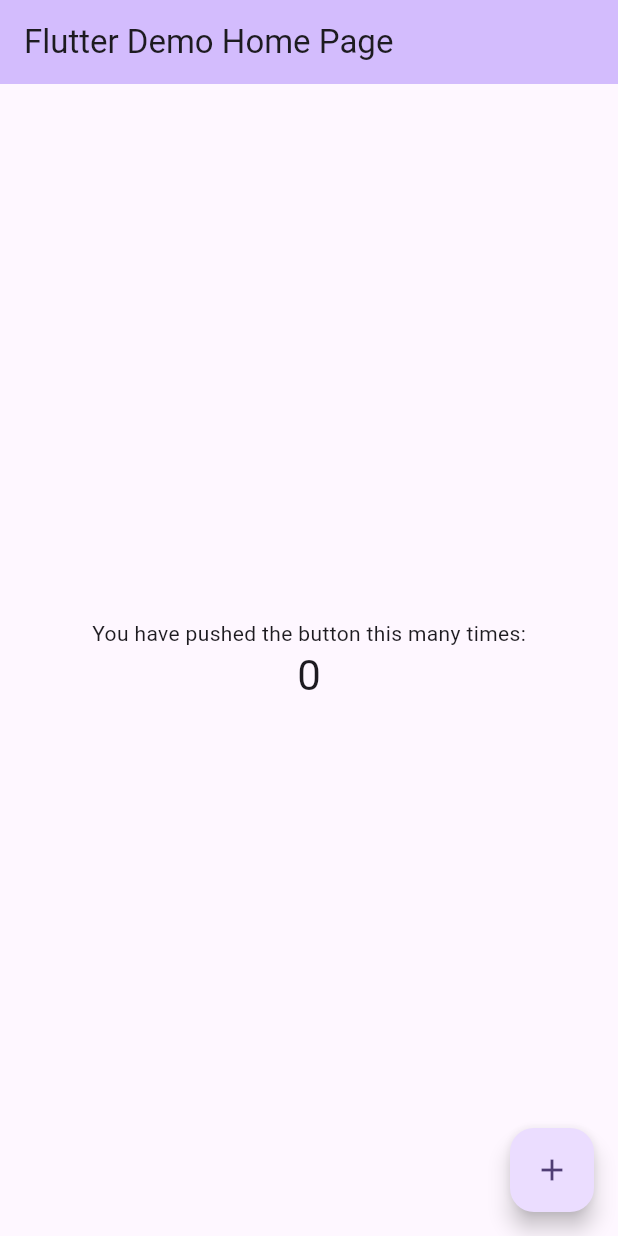
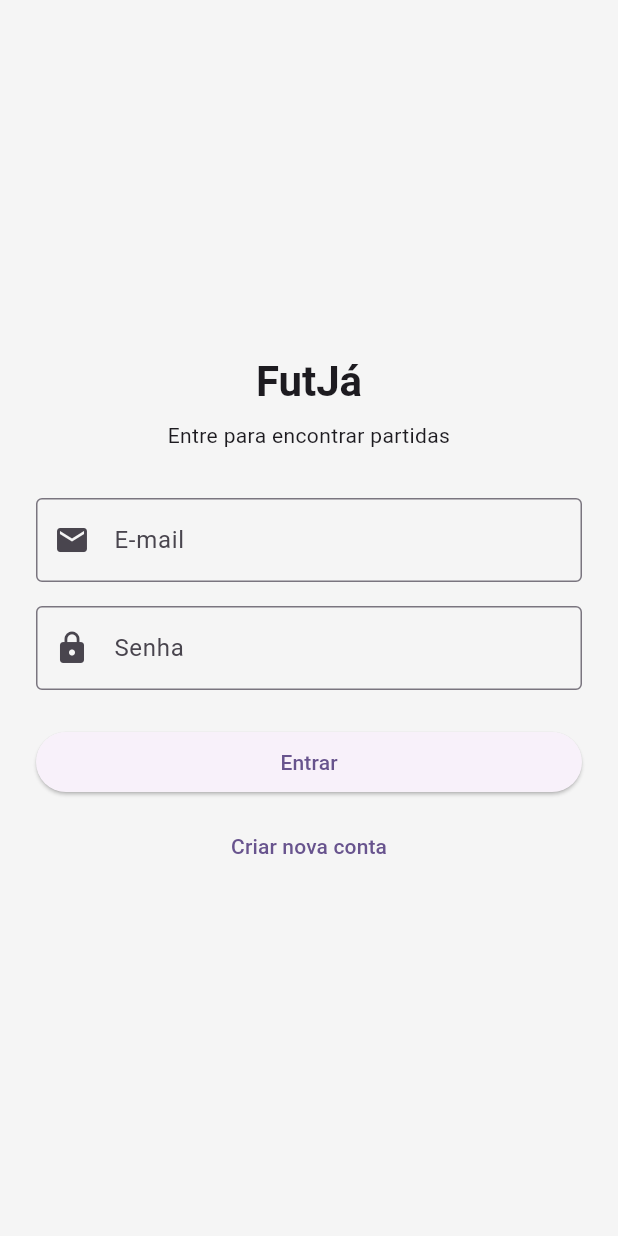
Before and after one commit to Kvcss/futja, a Flutter app: the screen it shows after launch, on a phone screen of 412 x 824 dp. Run offline on Flutter 3.47's test engine with Material 3 defaults, Android fonts, the phone set to English and light mode, and no system bars; our stand-ins replace firebase_auth, firebase_core; accounts and stored records are empty.

Commit message:
feat: initinal commit

```diff
--- /dev/null
+++ b/lib/app.dart
@@ -0,0 +1,42 @@
+import 'package:flutter/material.dart';
+import 'package:provider/provider.dart';
+
+import 'core/app_theme.dart';
+import 'viewmodels/auth_view_model.dart';
+import 'views/login_page.dart';
+import 'views/home_page.dart';
+
+class MyApp extends StatelessWidget {
+  const MyApp({super.key});
+
+  @override
+  Widget build(BuildContext context) {
+    return MaterialApp(
+      title: 'FutJá',
+      debugShowCheckedModeBanner: false,
+      theme: AppTheme.light,
+      home: const _AuthGate(),
+    );
+  }
+}
+
+class _AuthGate extends StatelessWidget {
+  const _AuthGate();
+
+  @override
+  Widget build(BuildContext context) {
+    final authViewModel = context.watch<AuthViewModel>();
+
+    if (authViewModel.isLoading) {
+      return const Scaffold(
+        body: Center(child: CircularProgressIndicator()),
+      );
+    }
+
+    if (authViewModel.user == null) {
+      return const LoginPage();
+    } else {
+      return const HomePage();
+    }
+  }
+}
--- /dev/null
+++ b/lib/core/app_theme.dart
@@ -0,0 +1,14 @@
+import 'package:flutter/material.dart';
+
+class AppTheme {
+  AppTheme._();
+
+  static ThemeData get light => ThemeData(
+    useMaterial3: true,
+    colorScheme: ColorScheme.fromSeed(seedColor: Colors.deepPurple),
+    scaffoldBackgroundColor: Colors.grey[100],
+    inputDecorationTheme: const InputDecorationTheme(
+      border: OutlineInputBorder(),
+    ),
+  );
+}
--- a/lib/main.dart
+++ b/lib/main.dart
@@ -1,122 +1,28 @@
 import 'package:flutter/material.dart';
+import 'package:firebase_core/firebase_core.dart';
+import 'package:provider/provider.dart';
 
-void main() {
-  runApp(const MyApp());
-}
+import 'app.dart';
+import 'services/auth_service.dart';
+import 'viewmodels/auth_view_model.dart';
 
-class MyApp extends StatelessWidget {
-  const MyApp({super.key});
+Future<void> main() async {
+  WidgetsFlutterBinding.ensureInitialized();
+  await Firebase.initializeApp();
 
-  // This widget is the root of your application.
-  @override
-  Widget build(BuildContext context) {
-    return MaterialApp(
-      title: 'Flutter Demo',
-      theme: ThemeData(
-        // This is the theme of your application.
-        //
-        // TRY THIS: Try running your application with "flutter run". You'll see
-        // the application has a purple toolbar. Then, without quitting the app,
-        // try changing the seedColor in the colorScheme below to Colors.green
-        // and then invoke "hot reload" (save your changes or press the "hot
-        // reload" button in a Flutter-supported IDE, or press "r" if you used
-        // the command line to start the app).
-        //
-        // Notice that the counter didn't reset back to zero; the application
-        // state is not lost during the reload. To reset the state, use hot
-        // restart instead.
-        //
-        // This works for code too, not just values: Most code changes can be
-        // tested with just a hot reload.
-        colorScheme: .fromSeed(seedColor: Colors.deepPurple),
+  runApp(
+    MultiProvider(
+      providers: [
+        Provider<AuthService>(
+          create: (_) => AuthService(),
         ),
-      home: const MyHomePage(title: 'Flutter Demo Home Page'),
-    );
-  }
-}
-
-class MyHomePage extends StatefulWidget {
-  const MyHomePage({super.key, required this.title});
-
-  // This widget is the home page of your application. It is stateful, meaning
-  // that it has a State object (defined below) that contains fields that affect
-  // how it looks.
-
-  // This class is the configuration for the state. It holds the values (in this
-  // case the title) provided by the parent (in this case the App widget) and
-  // used by the build method of the State. Fields in a Widget subclass are
-  // always marked "final".
-
-  final String title;
-
-  @override
-  State<MyHomePage> createState() => _MyHomePageState();
-}
-
-class _MyHomePageState extends State<MyHomePage> {
-  int _counter = 0;
-
-  void _incrementCounter() {
-    setState(() {
-      // This call to setState tells the Flutter framework that something has
-      // changed in this State, which causes it to rerun the build method below
-      // so that the display can reflect the updated values. If we changed
-      // _counter without calling setState(), then the build method would not be
-      // called again, and so nothing would appear to happen.
-      _counter++;
-    });
-  }
-
-  @override
-  Widget build(BuildContext context) {
-    // This method is rerun every time setState is called, for instance as done
-    // by the _incrementCounter method above.
-    //
-    // The Flutter framework has been optimized to make rerunning build methods
-    // fast, so that you can just rebuild anything that needs updating rather
-    // than having to individually change instances of widgets.
-    return Scaffold(
-      appBar: AppBar(
-        // TRY THIS: Try changing the color here to a specific color (to
-        // Colors.amber, perhaps?) and trigger a hot reload to see the AppBar
-        // change color while the other colors stay the same.
-        backgroundColor: Theme.of(context).colorScheme.inversePrimary,
-        // Here we take the value from the MyHomePage object that was created by
-        // the App.build method, and use it to set our appbar title.
-        title: Text(widget.title),
+        ChangeNotifierProvider<AuthViewModel>(
+          create: (context) => AuthViewModel(
+            authService: context.read<AuthService>(),
           ),
-      body: Center(
-        // Center is a layout widget. It takes a single child and positions it
-        // in the middle of the parent.
-        child: Column(
-          // Column is also a layout widget. It takes a list of children and
-          // arranges them vertically. By default, it sizes itself to fit its
-          // children horizontally, and tries to be as tall as its parent.
-          //
-          // Column has various properties to control how it sizes itself and
-          // how it positions its children. Here we use mainAxisAlignment to
-          // center the children vertically; the main axis here is the vertical
-          // axis because Columns are vertical (the cross axis would be
-          // horizontal).
-          //
-          // TRY THIS: Invoke "debug painting" (choose the "Toggle Debug Paint"
-          // action in the IDE, or press "p" in the console), to see the
-          // wireframe for each widget.
-          mainAxisAlignment: .center,
-          children: [
-            const Text('You have pushed the button this many times:'),
-            Text(
-              '$_counter',
-              style: Theme.of(context).textTheme.headlineMedium,
         ),
       ],
-        ),
-      ),
-      floatingActionButton: FloatingActionButton(
-        onPressed: _incrementCounter,
-        tooltip: 'Increment',
-        child: const Icon(Icons.add),
+      child: const MyApp(),
     ),
   );
 }
-}
--- /dev/null
+++ b/lib/models/app_user.dart
@@ -0,0 +1,9 @@
+class AppUser {
+  final String uid;
+  final String? email;
+
+  AppUser({
+    required this.uid,
+    this.email,
+  });
+}
--- /dev/null
+++ b/lib/views/login_page.dart
@@ -0,0 +1,150 @@
+import 'package:flutter/material.dart';
+import 'package:provider/provider.dart';
+
+import '../viewmodels/auth_view_model.dart';
+
+class LoginPage extends StatefulWidget {
+  const LoginPage({super.key});
+
+  @override
+  State<LoginPage> createState() => _LoginPageState();
+}
+
+class _LoginPageState extends State<LoginPage> {
+  final _formKey = GlobalKey<FormState>();
+  final _emailController = TextEditingController();
+  final _passwordController = TextEditingController();
+  bool _isRegisterMode = false;
+
+  @override
+  void dispose() {
+    _emailController.dispose();
+    _passwordController.dispose();
+    super.dispose();
+  }
+
+  Future<void> _submit() async {
+    if (!(_formKey.currentState?.validate() ?? false)) return;
+
+    final authViewModel = context.read<AuthViewModel>();
+
+    final email = _emailController.text.trim();
+    final password = _passwordController.text.trim();
+
+    if (_isRegisterMode) {
+      await authViewModel.register(email, password);
+    } else {
+      await authViewModel.signIn(email, password);
+    }
+  }
+
+  @override
+  Widget build(BuildContext context) {
+    final authViewModel = context.watch<AuthViewModel>();
+
+    return Scaffold(
+      body: Center(
+        child: SingleChildScrollView(
+          padding: const EdgeInsets.all(24),
+          child: ConstrainedBox(
+            constraints: const BoxConstraints(maxWidth: 400),
+            child: Form(
+              key: _formKey,
+              child: Column(
+                mainAxisSize: MainAxisSize.min,
+                children: [
+                  Text(
+                    'FutJá',
+                    style: Theme.of(context).textTheme.headlineMedium?.copyWith(
+                      fontWeight: FontWeight.bold,
+                    ),
+                  ),
+                  const SizedBox(height: 8),
+                  Text(
+                    _isRegisterMode
+                        ? 'Crie sua conta para jogar'
+                        : 'Entre para encontrar partidas',
+                    textAlign: TextAlign.center,
+                  ),
+                  const SizedBox(height: 32),
+                  TextFormField(
+                    controller: _emailController,
+                    decoration: const InputDecoration(
+                      labelText: 'E-mail',
+                      prefixIcon: Icon(Icons.email),
+                    ),
+                    keyboardType: TextInputType.emailAddress,
+                    validator: (value) {
+                      if (value == null || value.trim().isEmpty) {
+                        return 'Informe o e-mail';
+                      }
+                      if (!value.contains('@')) {
+                        return 'E-mail inválido';
+                      }
+                      return null;
+                    },
+                  ),
+                  const SizedBox(height: 16),
+                  TextFormField(
+                    controller: _passwordController,
+                    decoration: const InputDecoration(
+                      labelText: 'Senha',
+                      prefixIcon: Icon(Icons.lock),
+                    ),
+                    obscureText: true,
+                    validator: (value) {
+                      if (value == null || value.isEmpty) {
+                        return 'Informe a senha';
+                      }
+                      if (value.length < 6) {
+                        return 'A senha deve ter pelo menos 6 caracteres';
+                      }
+                      return null;
+                    },
+                  ),
+                  const SizedBox(height: 24),
+                  if (authViewModel.errorMessage != null) ...[
+                    Text(
+                      authViewModel.errorMessage!,
+                      style: const TextStyle(color: Colors.red),
+                    ),
+                    const SizedBox(height: 8),
+                  ],
+                  SizedBox(
+                    width: double.infinity,
+                    child: ElevatedButton(
+                      onPressed:
+                      authViewModel.isLoading ? null : () => _submit(),
+                      child: authViewModel.isLoading
+                          ? const SizedBox(
+                        width: 20,
+                        height: 20,
+                        child: CircularProgressIndicator(strokeWidth: 2),
+                      )
+                          : Text(_isRegisterMode ? 'Cadastrar' : 'Entrar'),
+                    ),
+                  ),
+                  const SizedBox(height: 8),
+                  TextButton(
+                    onPressed: authViewModel.isLoading
+                        ? null
+                        : () {
+                      setState(() {
+                        _isRegisterMode = !_isRegisterMode;
+                      });
+                    },
+                    child: Text(
+                      _isRegisterMode
+                          ? 'Já tenho conta'
+                          : 'Criar nova conta',
+                    ),
+                  ),
+                ],
+              ),
+            ),
+          ),
+        ),
+      ),
+    );
+  }
+}
```
Also changed, not shown: lib/services/auth_service.dart (added, +32 -0 lines), lib/viewmodels/auth_view_model.dart (added, +106 -0 lines), lib/views/home_page.dart (added, +32 -0 lines), pubspec.yaml (+9 -67 lines), pubspec.lock, 10 other files. Lines whose indentation alone changed are shown as unchanged.
